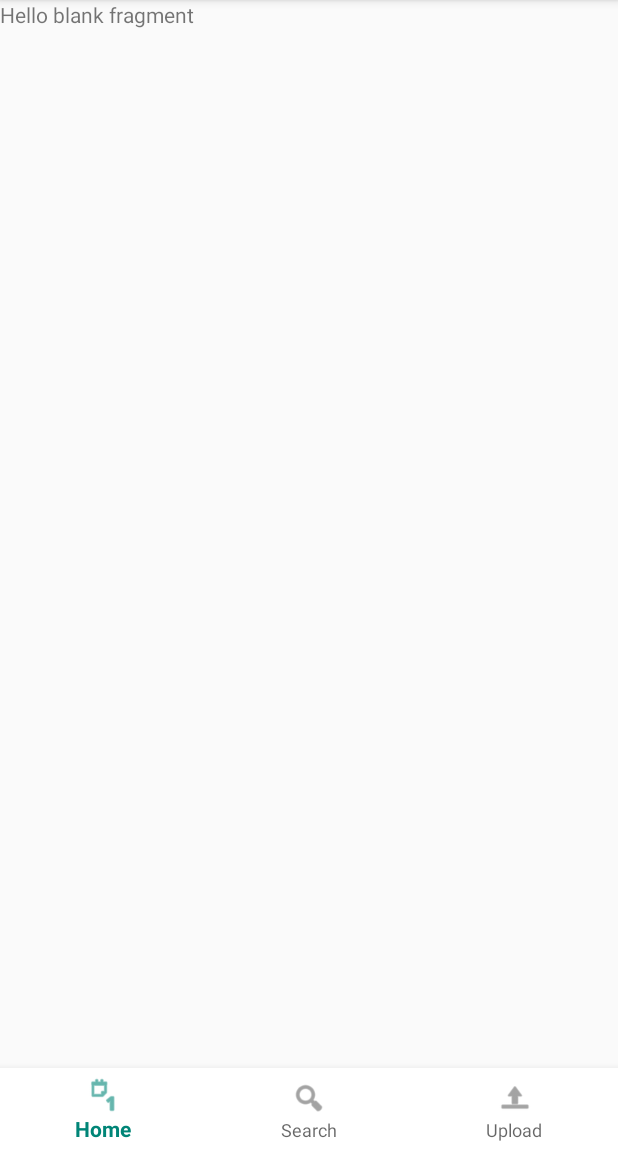
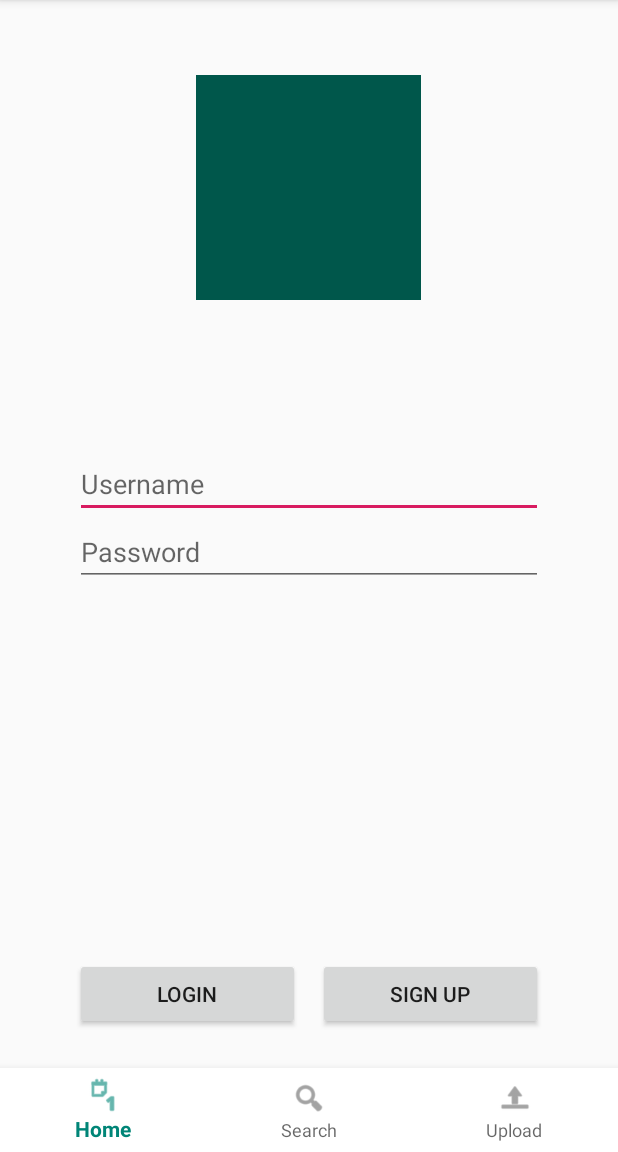
Before and after one commit to jerry1177/VideoGramFrontEnd, an Android app: the screen it shows after launch (MainActivity), on a phone screen of 412 x 824 dp, the part 84-1236 px from its top. Run offline under Robolectric (Android 15) with nearby library versions, the phone set to English and light mode, and no system bars.

Commit message:
Sign Up and Login Layout Initial Push

```diff
--- a/app/src/main/java/com/example/videogramfrontend/SignupFragment.java
+++ b/app/src/main/java/com/example/videogramfrontend/SignupFragment.java
@@ -93,6 +93,11 @@ public class SignupFragment extends Fragment {
         mListener = null;
     }
 
+    public void LoginPress(View view) {
+        //Call login page here
+    }
+
+
     /**
      * This interface must be implemented by activities that contain this
      * fragment to allow an interaction in this fragment to be communicated
--- a/app/src/main/res/layout/fragment_login.xml
+++ b/app/src/main/res/layout/fragment_login.xml
@@ -5,10 +5,49 @@
     android:layout_height="match_parent"
     tools:context=".LoginFragment">
 
-    <!-- TODO: Update blank fragment layout -->
-    <TextView
-        android:layout_width="match_parent"
-        android:layout_height="match_parent"
-        android:text="@string/hello_blank_fragment" />
-
+    <RelativeLayout
+        android:layout_width="fill_parent"
+        android:layout_height="fill_parent"
+        android:paddingLeft="50dp"
+        android:paddingRight="50dp"
+        android:orientation="vertical" >
+        <ImageView
+            android:id="@+id/VideogramLogo"
+            android:layout_width="150dp"
+            android:layout_height="150dp"
+            android:layout_marginTop="50dp"
+            android:layout_alignParentTop="true"
+            android:layout_centerHorizontal="true"
+            android:background="@color/colorPrimaryDark"/>
+        <EditText
+            android:id="@+id/Username"
+            android:layout_width="fill_parent"
+            android:layout_height="wrap_content"
+            android:layout_marginTop="100dp"
+            android:layout_below="@id/VideogramLogo"
+            android:hint="Username" />
+        <EditText
+            android:id="@+id/Password"
+            android:layout_width="fill_parent"
+            android:layout_height="wrap_content"
+            android:layout_below="@id/Username"
+            android:hint="Password" />
+        <Button
+            android:id="@+id/LoginButton"
+            android:layout_width="150dp"
+            android:layout_height="wrap_content"
+            android:layout_alignParentBottom="true"
+            android:layout_alignParentLeft="true"
+            android:layout_marginBottom="25dp"
+            android:text="Login" />
+        <Button
+            android:id="@+id/SignUpButton"
+            android:layout_width="150dp"
+            android:layout_height="wrap_content"
+            android:layout_alignParentBottom="true"
+            android:layout_alignParentRight="true"
+            android:layout_marginBottom="25dp"
+            android:text="Sign Up"
+            android:onClick="SignUpPress"/>
+    </RelativeLayout>
 </FrameLayout>
```
Also changed, not shown: app/src/main/java/com/example/videogramfrontend/LoginFragment.java (+7 -0 lines), app/src/main/res/layout/fragment_signup.xml (+66 -5 lines).
